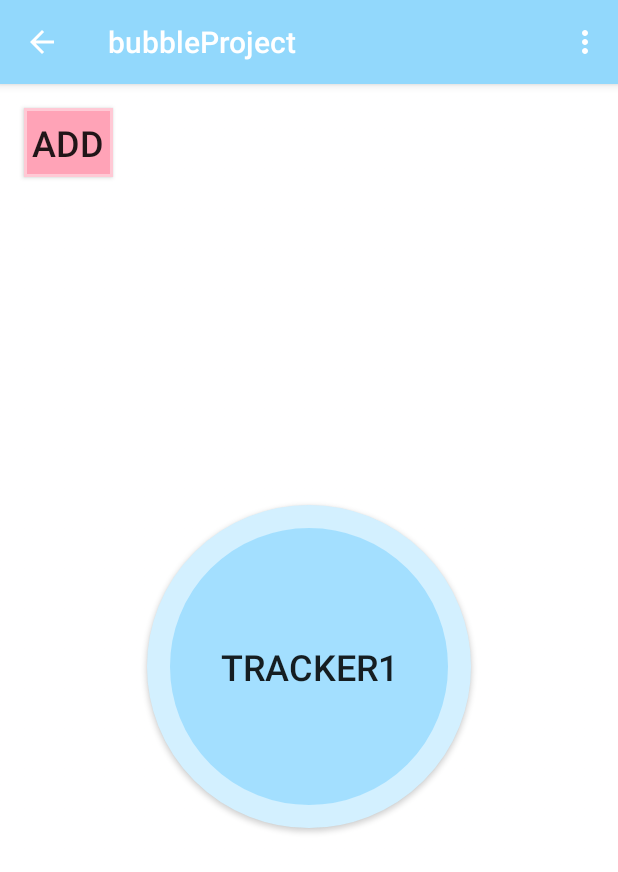
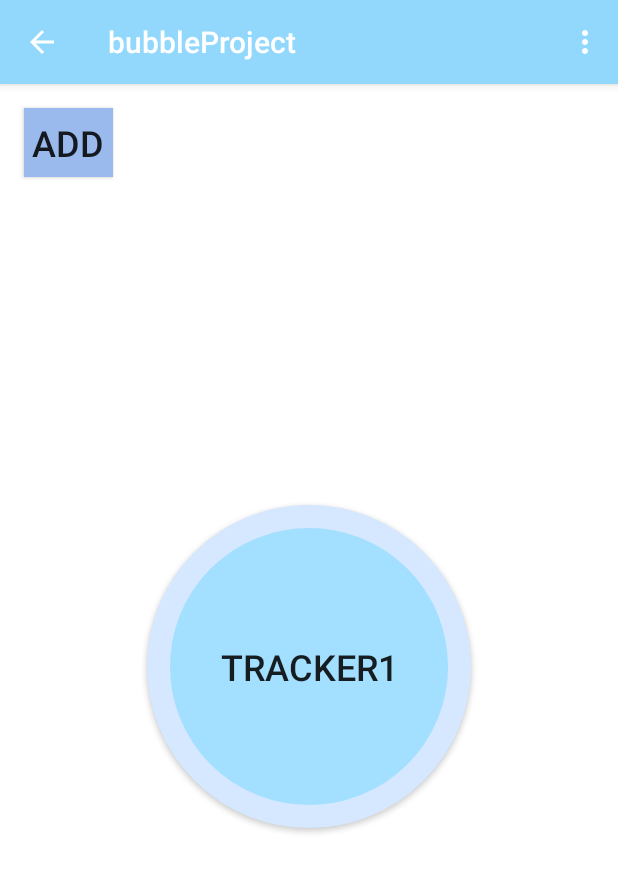
Before and after one commit to dianaleeg/BUBBLE, an Android app: the screen it shows after launch (MainActivity), on a phone screen of 412 x 824 dp. Shown: the top 872 px of the screen. Run offline under Robolectric (Android 15) with nearby library versions, the phone set to English and light mode, and no system bars.

Commit message:
Color Change
More colors...

```diff
--- a/app/src/main/res/drawable/circle_button.xml
+++ b/app/src/main/res/drawable/circle_button.xml
@@ -1,6 +1,6 @@
 <shape xmlns:android="http://schemas.android.com/apk/res/android"
     android:shape="oval">
-    <stroke android:color="#d3f0ff"
+    <stroke android:color="#d6e8ff"
         android:width="15dp"></stroke>
     <solid android:color="#a3dfff"></solid>
     <size android:width="120dp"
--- a/app/src/main/res/drawable/orange_button.xml
+++ b/app/src/main/res/drawable/darkercolor_button.xml
@@ -1,8 +1,8 @@
 <shape xmlns:android="http://schemas.android.com/apk/res/android"
     android:shape="rectangle">
-    <stroke android:color="#ffc9d5"
-        android:width="2dp"></stroke>
-    <solid android:color="#ffa3b7"></solid>
+    <!--<stroke android:color="#86a8e0"-->
+        <!--android:width="2dp"></stroke>-->
+    <solid android:color="#9ab9ed"></solid>
     <size android:width="120dp"
         android:height="120dp"></size>
 </shape>
--- a/app/src/main/res/layout/activity_main.xml
+++ b/app/src/main/res/layout/activity_main.xml
@@ -19,7 +19,7 @@
         android:layout_marginLeft="16dp"
         android:layout_marginStart="16dp"
         android:layout_marginTop="16dp"
-        android:background="@drawable/orange_button"
+        android:background="@drawable/darkercolor_button"
         android:text="@string/addTracker"
         android:textSize="24sp"
         app:layout_constraintLeft_toLeftOf="parent"
--- a/app/src/main/res/layout/activity_tracker1_page.xml
+++ b/app/src/main/res/layout/activity_tracker1_page.xml
@@ -31,6 +31,7 @@
         android:layout_marginLeft="8dp"
         android:layout_marginRight="8dp"
         android:text="ToggleButton"
+        android:background="@drawable/darkercolor_button"
         app:layout_constraintBottom_toBottomOf="parent"
         app:layout_constraintLeft_toLeftOf="parent"
         app:layout_constraintRight_toRightOf="parent"
@@ -46,6 +47,7 @@
         android:layout_marginTop="93dp"
         android:text="Location:"
         android:textSize="22sp"
+        android:textColor="#000000"
         app:layout_constraintLeft_toLeftOf="parent"
         app:layout_constraintTop_toTopOf="parent"
         android:layout_marginStart="16dp" />
@@ -58,6 +60,7 @@
         android:layout_marginTop="268dp"
         android:text="Schedule:"
         android:textSize="22sp"
+        android:textColor="#000000"
         app:layout_constraintLeft_toLeftOf="parent"
         app:layout_constraintTop_toTopOf="parent"
         android:layout_marginStart="16dp" />
--- a/app/src/main/res/values/colors.xml
+++ b/app/src/main/res/values/colors.xml
@@ -1,6 +1,6 @@
 <?xml version="1.0" encoding="utf-8"?>
 <resources>
     <color name="colorPrimary">#92d8fc</color>
-    <color name="colorPrimaryDark">#ffdbe3</color>
+    <color name="colorPrimaryDark">#84a7e0</color>
     <color name="colorAccent">#61bae8</color>
 </resources>
```
Also changed, not shown: 1 other file.
